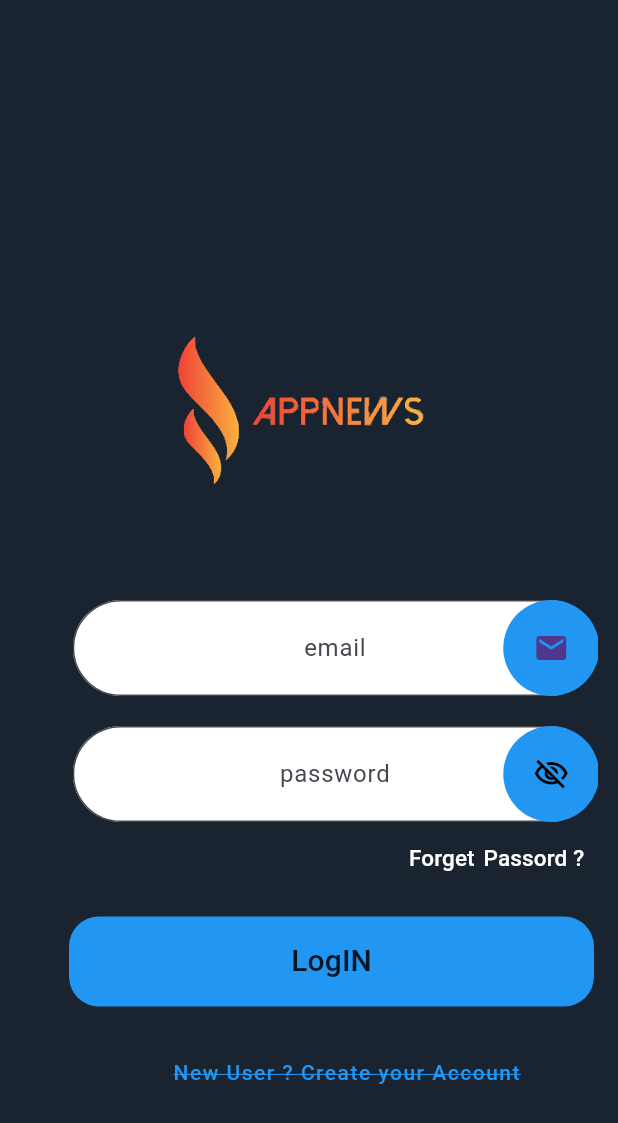
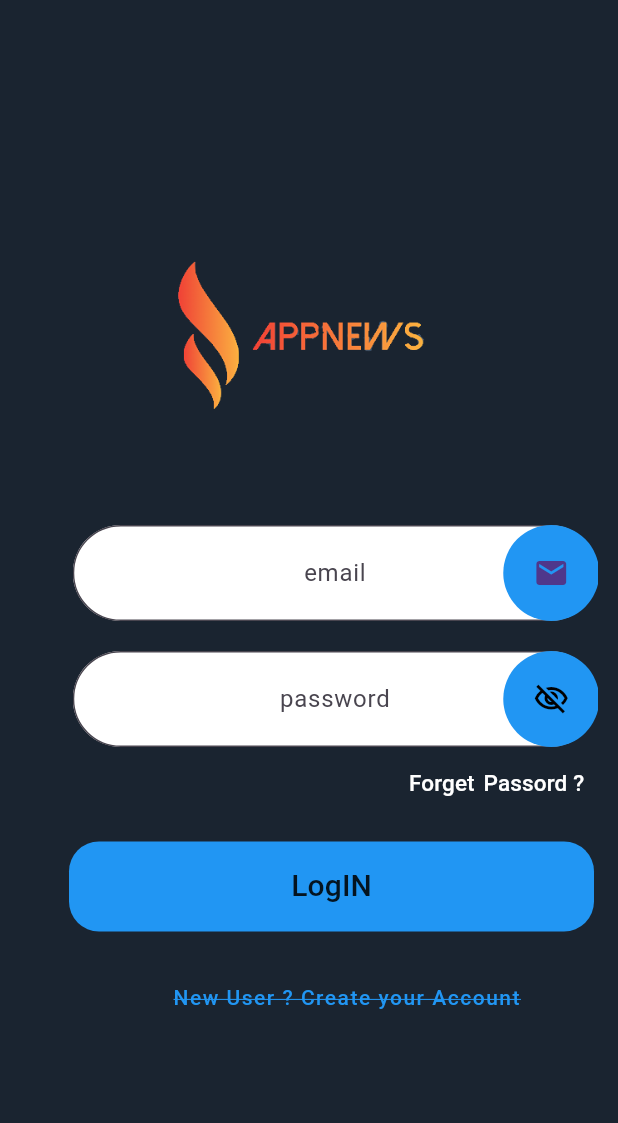
Before and after one commit to zico2m/ziconews, a Flutter app: the screen it shows after launch, on a phone screen of 412 x 824 dp. Shown: the top 1123 px of the screen. Run offline on Flutter 3.47's test engine with Material 3 defaults, Android fonts, the phone set to English and light mode, and no system bars; our stand-ins replace font_awesome_flutter, get, get_storage, like_button, smooth_page_indicator.

Commit message:
change margin top to 100

```diff
--- a/lib/view/Login/LogIn.dart
+++ b/lib/view/Login/LogIn.dart
@@ -20,7 +20,7 @@ class LogInPage1 extends StatelessWidget {
       ),
       child: SingleChildScrollView(
         child: Container(
-          margin: EdgeInsets.only(top: 150),
+          margin: EdgeInsets.only(top: 100),
           child: Form(
             key: logic1.Data.formKey,
             child: Column(
```
